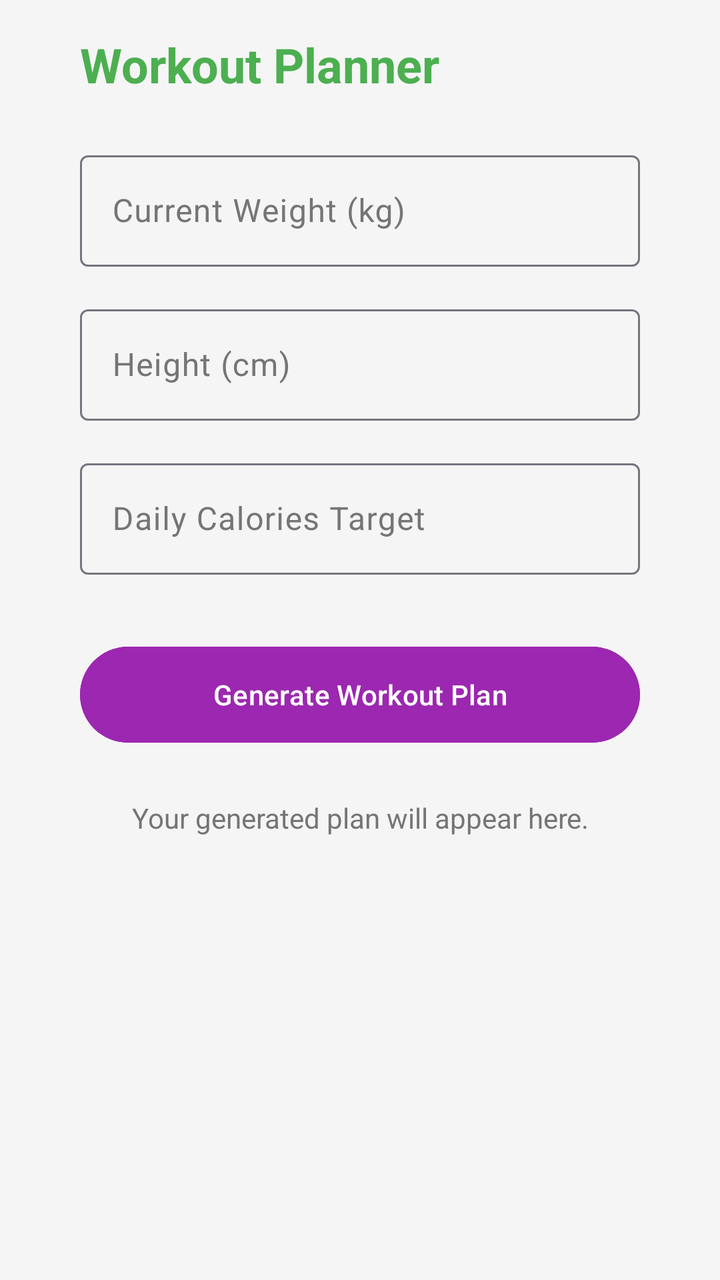
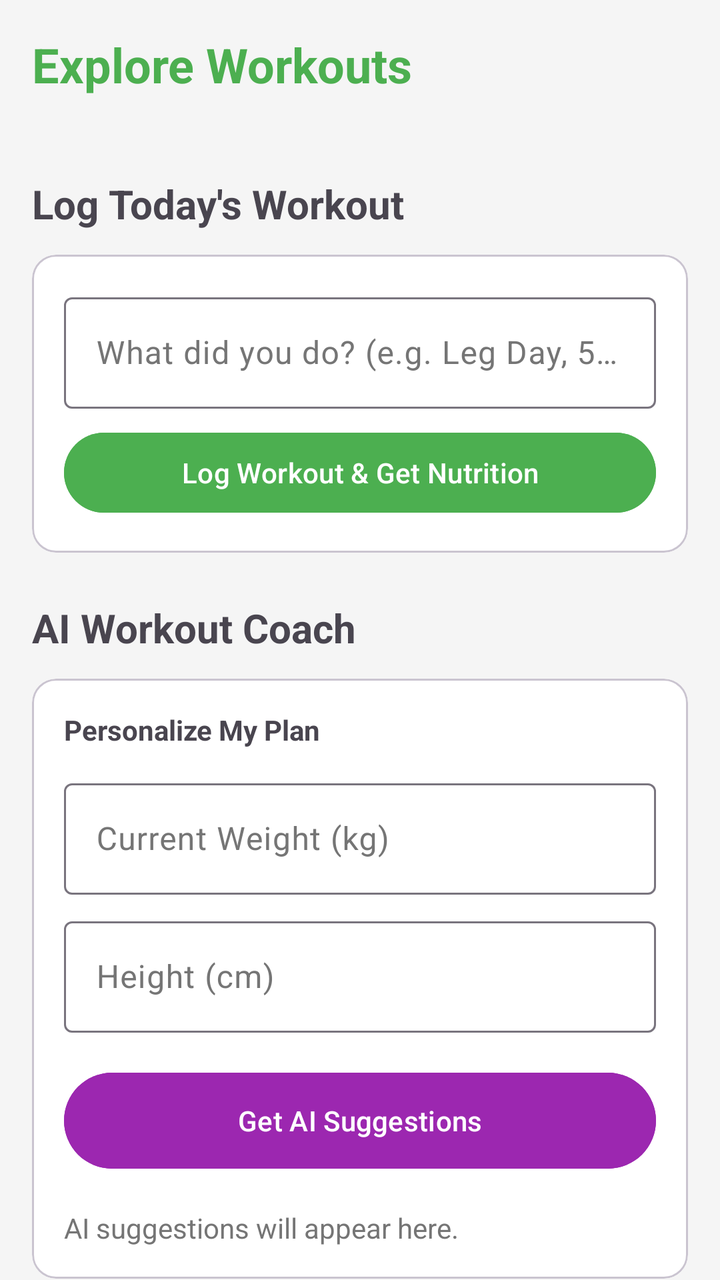

Before-and-after screenshots of an Android layout around one commit, followed by the original layout XML and the change that was made.
<!-- AndroidManifest.xml: application theme Theme.FitnessApp -->
<!-- res/layout/fragment_workout.xml -->
<?xml version="1.0" encoding="utf-8"?>
<ScrollView xmlns:android="http://schemas.android.com/apk/res/android"
    xmlns:app="http://schemas.android.com/apk/res-auto"
    android:layout_width="match_parent"
    android:layout_height="match_parent"
    android:fillViewport="true"
    android:background="@color/backgroundColor">

    <androidx.constraintlayout.widget.ConstraintLayout
        android:layout_width="match_parent"
        android:layout_height="wrap_content"
        android:padding="@dimen/screen_padding">

        <androidx.constraintlayout.widget.Guideline
            android:id="@+id/glLeft"
            android:layout_width="wrap_content"
            android:layout_height="wrap_content"
            android:orientation="vertical"
            app:layout_constraintGuide_begin="@dimen/content_horizontal_margin" />

        <androidx.constraintlayout.widget.Guideline
            android:id="@+id/glRight"
            android:layout_width="wrap_content"
            android:layout_height="wrap_content"
            android:orientation="vertical"
            app:layout_constraintGuide_end="@dimen/content_horizontal_margin" />

        <TextView
            android:id="@+id/tvTitle"
            android:layout_width="wrap_content"
            android:layout_height="wrap_content"
            android:text="Workout Planner"
            android:textSize="@dimen/text_size_h1"
            android:textStyle="bold"
            android:textColor="@color/primaryColor"
            app:layout_constraintTop_toTopOf="parent"
            app:layout_constraintStart_toStartOf="@id/glLeft" />

        <com.google.android.material.textfield.TextInputLayout
            android:id="@+id/tilWeight"
            android:layout_width="0dp"
            android:layout_height="wrap_content"
            android:hint="Current Weight (kg)"
            android:layout_marginTop="24dp"
            app:layout_constraintTop_toBottomOf="@id/tvTitle"
            app:layout_constraintStart_toStartOf="@id/glLeft"
            app:layout_constraintEnd_toEndOf="@id/glRight"
            style="@style/Widget.Material3.TextInputLayout.OutlinedBox">

            <com.google.android.material.textfield.TextInputEditText
                android:id="@+id/etWeight"
                android:layout_width="match_parent"
                android:layout_height="wrap_content"
                android:inputType="numberDecimal" />
        </com.google.android.material.textfield.TextInputLayout>

        <com.google.android.material.textfield.TextInputLayout
            android:id="@+id/tilHeight"
            android:layout_width="0dp"
            android:layout_height="wrap_content"
            android:hint="Height (cm)"
            android:layout_marginTop="16dp"
            app:layout_constraintTop_toBottomOf="@id/tilWeight"
            app:layout_constraintStart_toStartOf="@id/glLeft"
            app:layout_constraintEnd_toEndOf="@id/glRight"
            style="@style/Widget.Material3.TextInputLayout.OutlinedBox">

            <com.google.android.material.textfield.TextInputEditText
                android:id="@+id/etHeight"
                android:layout_width="match_parent"
                android:layout_height="wrap_content"
                android:inputType="number" />
        </com.google.android.material.textfield.TextInputLayout>

        <com.google.android.material.textfield.TextInputLayout
            android:id="@+id/tilCalories"
            android:layout_width="0dp"
            android:layout_height="wrap_content"
            android:hint="Daily Calories Target"
            android:layout_marginTop="16dp"
            app:layout_constraintTop_toBottomOf="@id/tilHeight"
            app:layout_constraintStart_toStartOf="@id/glLeft"
            app:layout_constraintEnd_toEndOf="@id/glRight"
            style="@style/Widget.Material3.TextInputLayout.OutlinedBox">

            <com.google.android.material.textfield.TextInputEditText
                android:id="@+id/etCaloriesTarget"
                android:layout_width="match_parent"
                android:layout_height="wrap_content"
                android:inputType="number" />
        </com.google.android.material.textfield.TextInputLayout>

        <Button
            android:id="@+id/btnGeneratePlan"
            android:layout_width="0dp"
            android:layout_height="56dp"
            android:text="Generate Workout Plan"
            android:layout_marginTop="32dp"
            android:backgroundTint="@color/workoutPurple"
            android:textColor="@color/white"
            app:layout_constraintTop_toBottomOf="@id/tilCalories"
            app:layout_constraintStart_toStartOf="@id/glLeft"
            app:layout_constraintEnd_toEndOf="@id/glRight" />

        <TextView
            android:id="@+id/tvPlanResult"
            android:layout_width="0dp"
            android:layout_height="wrap_content"
            android:layout_marginTop="24dp"
            android:text="Your generated plan will appear here."
            android:gravity="center"
            android:textColor="@color/textColorSecondary"
            app:layout_constraintTop_toBottomOf="@id/btnGeneratePlan"
            app:layout_constraintStart_toStartOf="@id/glLeft"
            app:layout_constraintEnd_toEndOf="@id/glRight" />

    </androidx.constraintlayout.widget.ConstraintLayout>
</ScrollView>
<!-- resources referenced by this layout -->
<resources>
  <color name="backgroundColor">#F5F5F5</color>
  <color name="primaryColor">#4CAF50</color>
  <color name="textColorSecondary">#757575</color>
  <color name="white">#FFFFFFFF</color>
  <color name="workoutPurple">#9C27B0</color>
  <dimen name="content_horizontal_margin">24dp</dimen>
  <dimen name="screen_padding">16dp</dimen>
  <dimen name="text_size_h1">24sp</dimen>
  <style name="Theme.FitnessApp" parent="Base.Theme.FitnessApp" />
  <style name="Base.Theme.FitnessApp" parent="Theme.Material3.DayNight.NoActionBar">
          <item name="colorPrimary">@color/primaryColor</item>
          <item name="colorOnPrimary">@color/white</item>
          <item name="colorPrimaryContainer">@color/primaryVariant</item>
          <item name="colorOnPrimaryContainer">@color/white</item>
          <item name="colorSecondary">@color/secondaryColor</item>
          <item name="colorOnSecondary">@color/black</item>
          <item name="android:windowBackground">@color/backgroundColor</item>
          <item name="android:statusBarColor">@color/primaryVariant</item>
          <item name="colorSurface">@color/surfaceColor</item>
          <item name="colorOnSurface">@color/textColorPrimary</item>
          <item name="colorSurfaceVariant">@color/surfaceVariant</item>
          <item name="colorOnSurfaceVariant">@color/textColorSecondary</item>
          <item name="colorSecondaryContainer">@color/secondaryContainer</item>
          <item name="colorOnSecondaryContainer">@color/primaryColor</item>
          <item name="android:textColorPrimary">@color/textColorPrimary</item>
          <item name="android:textColorSecondary">@color/textColorSecondary</item>
      </style>
  <color name="primaryVariant">#388E3C</color>
  <color name="secondaryColor">#FFC107</color>
  <color name="black">#FF000000</color>
  <color name="surfaceColor">#FFFFFF</color>
  <color name="textColorPrimary">#212121</color>
  <color name="surfaceVariant">#EEEEEE</color>
  <color name="secondaryContainer">#E8F5E9</color>
</resources>

<!-- the commit's change to res/layout/fragment_workout.xml (unified diff, before → after) -->
@@ -1,5 +1,5 @@
 <?xml version="1.0" encoding="utf-8"?>
-<ScrollView xmlns:android="http://schemas.android.com/apk/res/android"
+<androidx.core.widget.NestedScrollView xmlns:android="http://schemas.android.com/apk/res/android"
     xmlns:app="http://schemas.android.com/apk/res-auto"
     android:layout_width="match_parent"
     android:layout_height="match_parent"
@@ -9,110 +9,147 @@
     <androidx.constraintlayout.widget.ConstraintLayout
         android:layout_width="match_parent"
         android:layout_height="wrap_content"
-        android:padding="@dimen/screen_padding">
+        android:padding="16dp">
 
-        <androidx.constraintlayout.widget.Guideline
-            android:id="@+id/glLeft"
+        <TextView
+            android:id="@+id/tvWorkoutTitle"
             android:layout_width="wrap_content"
             android:layout_height="wrap_content"
-            android:orientation="vertical"
-            app:layout_constraintGuide_begin="@dimen/content_horizontal_margin" />
-
-        <androidx.constraintlayout.widget.Guideline
-            android:id="@+id/glRight"
-            android:layout_width="wrap_content"
-            android:layout_height="wrap_content"
-            android:orientation="vertical"
-            app:layout_constraintGuide_end="@dimen/content_horizontal_margin" />
-
-        <TextView
-            android:id="@+id/tvTitle"
-            android:layout_width="wrap_content"
-            android:layout_height="wrap_content"
-            android:text="Workout Planner"
-            android:textSize="@dimen/text_size_h1"
+            android:text="Explore Workouts"
+            android:textSize="24sp"
             android:textStyle="bold"
             android:textColor="@color/primaryColor"
             app:layout_constraintTop_toTopOf="parent"
-            app:layout_constraintStart_toStartOf="@id/glLeft" />
+            app:layout_constraintStart_toStartOf="parent" />
 
-        <com.google.android.material.textfield.TextInputLayout
-            android:id="@+id/tilWeight"
-            android:layout_width="0dp"
+        <androidx.recyclerview.widget.RecyclerView
+            android:id="@+id/rvCategories"
+            android:layout_width="match_parent"
             android:layout_height="wrap_content"
-            android:hint="Current Weight (kg)"
+            android:layout_marginTop="16dp"
+            app:layoutManager="androidx.recyclerview.widget.GridLayoutManager"
+            app:spanCount="2"
+            app:layout_constraintTop_toBottomOf="@id/tvWorkoutTitle" />
+
+        <TextView
+            android:id="@+id/tvManualTitle"
+            android:layout_width="wrap_content"
+            android:layout_height="wrap_content"
+            android:text="Log Today's Workout"
+            android:textSize="20sp"
+            android:textStyle="bold"
             android:layout_marginTop="24dp"
-            app:layout_constraintTop_toBottomOf="@id/tvTitle"
-            app:layout_constraintStart_toStartOf="@id/glLeft"
-            app:layout_constraintEnd_toEndOf="@id/glRight"
-            style="@style/Widget.Material3.TextInputLayout.OutlinedBox">
+            app:layout_constraintTop_toBottomOf="@id/rvCategories"
+            app:layout_constraintStart_toStartOf="parent" />
 
-            <com.google.android.material.textfield.TextInputEditText
-                android:id="@+id/etWeight"
+        <com.google.android.material.card.MaterialCardView
+            android:id="@+id/cardManualLog"
+            android:layout_width="match_parent"
+            android:layout_height="wrap_content"
+            android:layout_marginTop="12dp"
+            app:cardCornerRadius="12dp"
+            app:layout_constraintTop_toBottomOf="@id/tvManualTitle">
+            <LinearLayout
                 android:layout_width="match_parent"
                 android:layout_height="wrap_content"
-                android:inputType="numberDecimal" />
-        </com.google.android.material.textfield.TextInputLayout>
+                android:orientation="vertical"
+                android:padding="16dp">
+                <com.google.android.material.textfield.TextInputLayout
+                    android:layout_width="match_parent"
+                    android:layout_height="wrap_content"
+                    android:hint="What did you do? (e.g. Leg Day, 5k Run)"
+                    style="@style/Widget.Material3.TextInputLayout.OutlinedBox">
+                    <com.google.android.material.textfield.TextInputEditText
+                        android:id="@+id/etManualWorkout"
+                        android:layout_width="match_parent"
+                        android:layout_height="wrap_content" />
+                </com.google.android.material.textfield.TextInputLayout>
+                <Button
+                    android:id="@+id/btnLogManualWorkout"
+                    android:layout_width="match_parent"
+                    android:layout_height="wrap_content"
+                    android:layout_marginTop="8dp"
+                    android:text="Log Workout &amp; Get Nutrition"
+                    android:backgroundTint="@color/primaryColor" />
+            </LinearLayout>
+        </com.google.android.material.card.MaterialCardView>
 
-        <com.google.android.material.textfield.TextInputLayout
-            android:id="@+id/tilHeight"
-            android:layout_width="0dp"
+        <TextView
+            android:id="@+id/tvAITitle"
+            android:layout_width="wrap_content"
             android:layout_height="wrap_content"
-            android:hint="Height (cm)"
-            android:layout_marginTop="16dp"
-            app:layout_constraintTop_toBottomOf="@id/tilWeight"
-            app:layout_constraintStart_toStartOf="@id/glLeft"
-            app:layout_constraintEnd_toEndOf="@id/glRight"
-            style="@style/Widget.Material3.TextInputLayout.OutlinedBox">
+            android:text="AI Workout Coach"
+            android:textSize="20sp"
+            android:textStyle="bold"
+            android:layout_marginTop="24dp"
+            app:layout_constraintTop_toBottomOf="@id/cardManualLog"
+            app:layout_constraintStart_toStartOf="parent" />
 
-            <com.google.android.material.textfield.TextInputEditText
-                android:id="@+id/etHeight"
+        <com.google.android.material.card.MaterialCardView
+            android:id="@+id/cardAIPersonals"
+            android:layout_width="match_parent"
+            android:layout_height="wrap_content"
+            android:layout_marginTop="12dp"
+            app:cardCornerRadius="12dp"
+            app:layout_constraintTop_toBottomOf="@id/tvAITitle">
+
+            <LinearLayout
                 android:layout_width="match_parent"
                 android:layout_height="wrap_content"
-                android:inputType="number" />
-        </com.google.android.material.textfield.TextInputLayout>
+                android:orientation="vertical"
+                android:padding="16dp">
 
-        <com.google.android.material.textfield.TextInputLayout
-            android:id="@+id/tilCalories"
-            android:layout_width="0dp"
-            android:layout_height="wrap_content"
-            android:hint="Daily Calories Target"
-            android:layout_marginTop="16dp"
-            app:layout_constraintTop_toBottomOf="@id/tilHeight"
-            app:layout_constraintStart_toStartOf="@id/glLeft"
-            app:layout_constraintEnd_toEndOf="@id/glRight"
-            style="@style/Widget.Material3.TextInputLayout.OutlinedBox">
+                <TextView
+                    android:layout_width="wrap_content"
+                    android:layout_height="wrap_content"
+                    android:text="Personalize My Plan"
+                    android:textStyle="bold" />
 
-            <com.google.android.material.textfield.TextInputEditText
-                android:id="@+id/etCaloriesTarget"
-                android:layout_width="match_parent"
-                android:layout_height="wrap_content"
-                android:inputType="number" />
-        </com.google.android.material.textfield.TextInputLayout>
+                <com.google.android.material.textfield.TextInputLayout
+                    android:id="@+id/tilWeight"
+                    android:layout_width="match_parent"
+                    android:layout_height="wrap_content"
+                    android:hint="Current Weight (kg)"
+                    android:layout_marginTop="12dp"
+                    style="@style/Widget.Material3.TextInputLayout.OutlinedBox">
+                    <com.google.android.material.textfield.TextInputEditText
+                        android:id="@+id/etWeight"
+                        android:layout_width="match_parent"
+                        android:layout_height="wrap_content"
+                        android:inputType="numberDecimal" />
+                </com.google.android.material.textfield.TextInputLayout>
 
-        <Button
-            android:id="@+id/btnGeneratePlan"
-            android:layout_width="0dp"
-            android:layout_height="56dp"
-            android:text="Generate Workout Plan"
-            android:layout_marginTop="32dp"
-            android:backgroundTint="@color/workoutPurple"
-            android:textColor="@color/white"
-            app:layout_constraintTop_toBottomOf="@id/tilCalories"
-            app:layout_constraintStart_toStartOf="@id/glLeft"
-            app:layout_constraintEnd_toEndOf="@id/glRight" />
+                <com.google.android.material.textfield.TextInputLayout
+                    android:id="@+id/tilHeight"
+                    android:layout_width="match_parent"
+                    android:layout_height="wrap_content"
+                    android:hint="Height (cm)"
+                    android:layout_marginTop="8dp"
+                    style="@style/Widget.Material3.TextInputLayout.OutlinedBox">
+                    <com.google.android.material.textfield.TextInputEditText
+                        android:id="@+id/etHeight"
+                        android:layout_width="match_parent"
+                        android:layout_height="wrap_content"
+                        android:inputType="number" />
+                </com.google.android.material.textfield.TextInputLayout>
 
-        <TextView
-            android:id="@+id/tvPlanResult"
-            android:layout_width="0dp"
-            android:layout_height="wrap_content"
-            android:layout_marginTop="24dp"
-            android:text="Your generated plan will appear here."
-            android:gravity="center"
-            android:textColor="@color/textColorSecondary"
-            app:layout_constraintTop_toBottomOf="@id/btnGeneratePlan"
-            app:layout_constraintStart_toStartOf="@id/glLeft"
-            app:layout_constraintEnd_toEndOf="@id/glRight" />
+                <Button
+                    android:id="@+id/btnGeneratePlan"
+                    android:layout_width="match_parent"
+                    android:layout_height="56dp"
+                    android:text="Get AI Suggestions"
+                    android:layout_marginTop="16dp"
+                    android:backgroundTint="@color/workoutPurple" />
+
+                <TextView
+                    android:id="@+id/tvPlanResult"
+                    android:layout_width="match_parent"
+                    android:layout_height="wrap_content"
+                    android:layout_marginTop="16dp"
+                    android:text="AI suggestions will appear here."
+                    android:textColor="@color/textColorSecondary" />
+            </LinearLayout>
+        </com.google.android.material.card.MaterialCardView>
 
     </androidx.constraintlayout.widget.ConstraintLayout>
-</ScrollView>
+</androidx.core.widget.NestedScrollView>
<!-- resource entries referenced after the edit -->
@@ -5,9 +5,6 @@
   <color name="textColorSecondary">#757575</color>
   <color name="white">#FFFFFFFF</color>
   <color name="workoutPurple">#9C27B0</color>
-  <dimen name="content_horizontal_margin">24dp</dimen>
-  <dimen name="screen_padding">16dp</dimen>
-  <dimen name="text_size_h1">24sp</dimen>
   <style name="Theme.FitnessApp" parent="Base.Theme.FitnessApp" />
   <style name="Base.Theme.FitnessApp" parent="Theme.Material3.DayNight.NoActionBar">
           <item name="colorPrimary">@color/primaryColor</item>
